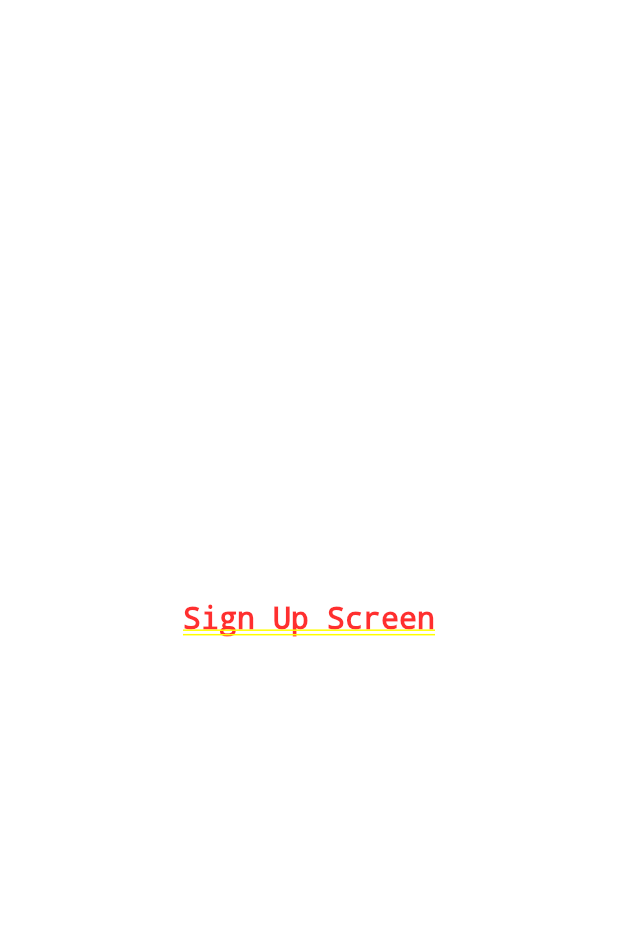
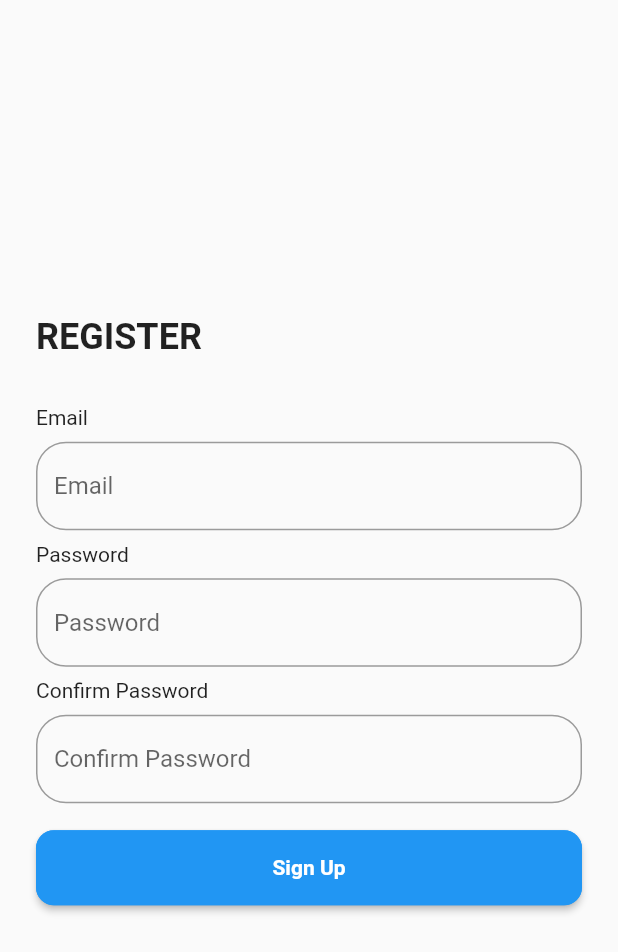
Before and after one commit to elsayedz/GithubMobileAppTrack, a Flutter app: the screen it shows after launch, after a tap on "Sign Up", on a phone screen of 412 x 824 dp. Shown: the top 952 px of the screen. Run offline on Flutter 3.47's test engine with Material 2 defaults, Android fonts, the phone set to English and light mode, and no system bars; our stand-ins replace firebase_auth, firebase_core, google_sign_in; accounts and stored records are empty; network calls fail.

Commit message:
Added SignUp & Validation & SignInWithGoogle

```diff
--- a/analysis_options.yaml
+++ b/analysis_options.yaml
@@ -22,6 +22,7 @@ linter:
   # `// ignore_for_file: name_of_lint` syntax on the line or in the file
   # producing the lint.
   rules:
+    prefer_const_constructors: false
     # avoid_print: false  # Uncomment to disable the `avoid_print` rule
     # prefer_single_quotes: true  # Uncomment to enable the `prefer_single_quotes` rule
 
--- a/lib/main.dart
+++ b/lib/main.dart
@@ -1,9 +1,11 @@
-// @dart=2.9
 import 'package:firebase_core/firebase_core.dart';
 import 'package:firebase_auth/firebase_auth.dart';
 import 'package:flutter/material.dart';
+import 'package:github_mobile_app/screens/home_screen.dart';
 import 'package:github_mobile_app/screens/signup_screen.dart';
+import 'package:github_mobile_app/utils/auth_handler.dart';
 import 'package:github_mobile_app/widgets/big_button.dart';
+import 'screens/home_screen.dart';
 
 void main() async {
   WidgetsFlutterBinding.ensureInitialized();
@@ -21,20 +23,21 @@ class MyApp extends StatelessWidget {
       theme: ThemeData(
         primarySwatch: Colors.blue,
       ),
-      home: MyHomePage(),
+      home: StartScreen(),
       routes: {
         SignUpScreen.screenName: (context) => SignUpScreen(),
+        HomeScreen.screenName: (context) => HomeScreen(),
       },
     );
   }
 }
 
-class MyHomePage extends StatefulWidget {
+class StartScreen extends StatefulWidget {
   @override
-  State<MyHomePage> createState() => _MyHomePageState();
+  State<StartScreen> createState() => _StartScreenState();
 }
 
-class _MyHomePageState extends State<MyHomePage> {
+class _StartScreenState extends State<StartScreen> {
   FirebaseAuth auth = FirebaseAuth.instance;
   @override
   Widget build(BuildContext context) {
@@ -54,17 +57,27 @@ class _MyHomePageState extends State<MyHomePage> {
               },
             ),
             BigButton(
-              title: 'SIGN IN WITH FACEBOOK',
+              title: 'Sign in with Google',
               textColor: Colors.white,
               colour: Colors.blue.shade800,
-              onPressed: () {
+              onPressed: () async {
                 print('Hello');
+                User? user = await AuthHandler.signInWithGoogle();
+                if (user != null) {
+                  Navigator.pushReplacementNamed(
+                      context, HomeScreen.screenName);
+                }
               },
+            ),
+            BigButton(
+              title: 'Tutorial Screens',
+              textColor: Colors.white,
+              colour: Colors.blue.shade800,
+              onPressed: () async {},
             ),
           ],
         ),
       ),
     );
-    // Here we take the value from the MyHomePage object that was created by
   }
 }
--- a/lib/screens/signup_screen.dart
+++ b/lib/screens/signup_screen.dart
@@ -1,4 +1,7 @@
 import 'package:flutter/material.dart';
+import 'package:github_mobile_app/widgets/big_button.dart';
+import '../utils/auth_handler.dart';
+import '../utils/user_input_validator.dart';
 
 class SignUpScreen extends StatefulWidget {
   static const String screenName = "signup_screen";
@@ -7,13 +10,114 @@ class SignUpScreen extends StatefulWidget {
 }
 
 class _SignUpScreenState extends State<SignUpScreen> {
+  TextEditingController userEmailController = TextEditingController();
+  TextEditingController userPasswordController = TextEditingController();
+  TextEditingController userConfirmPasswordController = TextEditingController();
+  final _formKey = GlobalKey<FormState>();
+
   @override
   Widget build(BuildContext context) {
-    return Container(
-      child: Center(
-        child: Text(
-          "Sign Up Screen",
-          style: TextStyle(fontSize: 20),
+    return Scaffold(
+      body: Padding(
+        padding: const EdgeInsets.symmetric(horizontal: 24.0),
+        child: Column(
+          mainAxisAlignment: MainAxisAlignment.center,
+          crossAxisAlignment: CrossAxisAlignment.start,
+          children: [
+            Padding(
+              padding: const EdgeInsets.only(bottom: 32.0),
+              child: Text(
+                "REGISTER",
+                style: TextStyle(
+                  fontSize: 24.0,
+                  fontWeight: FontWeight.bold,
+                ),
+              ),
+            ),
+            Form(
+              key: _formKey,
+              child: Column(
+                mainAxisAlignment: MainAxisAlignment.center,
+                crossAxisAlignment: CrossAxisAlignment.start,
+                children: [
+                  Text("Email"),
+                  Padding(
+                    padding: const EdgeInsets.symmetric(vertical: 8.0),
+                    child: TextFormField(
+                      controller: userEmailController,
+                      validator: (val) => Validator.validateEmail(email: val),
+                      decoration: InputDecoration(
+                        hintText: "Email",
+                        border: OutlineInputBorder(
+                          borderRadius: BorderRadius.circular(20.0),
+                        ),
+                      ),
+                    ),
+                  ),
+                  Text("Password"),
+                  Padding(
+                    padding: const EdgeInsets.symmetric(vertical: 8.0),
+                    child: TextFormField(
+                      controller: userPasswordController,
+                      obscureText: true,
+                      validator: (val) =>
+                          Validator.validatePassword(password: val),
+                      decoration: InputDecoration(
+                        hintText: "Password",
+                        border: OutlineInputBorder(
+                          borderRadius: BorderRadius.circular(20.0),
+                        ),
+                      ),
+                    ),
+                  ),
+                  Text("Confirm Password"),
+                  Padding(
+                    padding: const EdgeInsets.symmetric(vertical: 8.0),
+                    child: TextFormField(
+                      controller: userConfirmPasswordController,
+                      validator: (val) => Validator.validateConfirmPass(
+                          password: userPasswordController.text,
+                          confirmPassword: val),
+                      obscureText: true,
+                      decoration: InputDecoration(
+                        hintText: "Confirm Password",
+                        border: OutlineInputBorder(
+                          borderRadius: BorderRadius.circular(20.0),
+                        ),
+                      ),
+                    ),
+                  ),
+                  BigButton(
+                    paddingHorizontal: 0.0,
+                    onPressed: () async {
+                      if (_formKey.currentState!.validate()) {
+                        print("VALIDDDDD");
+                        showDialog(
+                            barrierDismissible: false,
+                            context: context,
+                            builder: (context) {
+                              return Center(
+                                child: CircularProgressIndicator(),
+                              );
+                            });
+
+                        bool didCreateAccount = await AuthHandler.createAccount(
+                            email: userEmailController.text,
+                            pass: userPasswordController.text);
+                        if (didCreateAccount) {
+                          Navigator.pushReplacementNamed(context, "/");
+                        } else {
+                          // TODO: Add show dialog box to show error
+                          Navigator.pop(context);
+                        }
+                      }
+                    },
+                    title: 'Sign Up',
+                  )
+                ],
+              ),
+            ),
+          ],
         ),
       ),
     );
--- a/lib/utils/auth_handler.dart
+++ b/lib/utils/auth_handler.dart
@@ -0,0 +1,47 @@
+import 'package:firebase_auth/firebase_auth.dart';
+import 'package:google_sign_in/google_sign_in.dart';
+
+class AuthHandler {
+  static Future<bool> createAccount(
+      {required String email, required String pass}) async {
+    try {
+      UserCredential userCredential = await FirebaseAuth.instance
+          .createUserWithEmailAndPassword(email: email, password: pass);
+
+      return Future.value(true);
+    } on FirebaseAuthException catch (e) {
+      if (e.code == 'weak-password') {
+        print('The password provided is too weak.');
+      } else if (e.code == 'email-already-in-use') {
+        print('The account already exists for that email.');
+      }
+      return Future.value(false);
+    }
+  }
+
+  static Future<User?> signInWithGoogle() async {
+    User? user;
+    // Trigger the authentication flow
+    final GoogleSignInAccount? googleUser = await GoogleSignIn().signIn();
+
+    // Obtain the auth details from the request
+    final GoogleSignInAuthentication? googleAuth =
+        await googleUser?.authentication;
+
+    // Create a new credential
+    final credential = GoogleAuthProvider.credential(
+      accessToken: googleAuth?.accessToken,
+      idToken: googleAuth?.idToken,
+    );
+
+    try {
+      final UserCredential userCred =
+          await FirebaseAuth.instance.signInWithCredential(credential);
+      user = userCred.user;
+    } catch (e) {
+      print("Google sign in error: $e");
+    }
+
+    return user;
+  }
+}
--- /dev/null
+++ b/lib/utils/user_input_validator.dart
@@ -0,0 +1,60 @@
+class Validator {
+  static String? validateName({required String? name}) {
+    if (name == null) {
+      return null;
+    }
+
+    if (name.isEmpty) {
+      return 'Name can\'t be empty';
+    }
+
+    return null;
+  }
+
+  static String? validateEmail({required String? email}) {
+    if (email == null) {
+      return null;
+    }
+
+    RegExp emailRegExp = RegExp(
+        r"^[a-zA-Z0-9.!#$%&'*+/=?^_`{|}~-]+@[a-zA-Z0-9](?:[a-zA-Z0-9-]{0,253}[a-zA-Z0-9])?(?:\.[a-zA-Z0-9](?:[a-zA-Z0-9-]{0,253}[a-zA-Z0-9])?)*$");
+
+    if (email.isEmpty) {
+      return 'Email can\'t be empty';
+    } else if (!emailRegExp.hasMatch(email)) {
+      return 'Enter a correct email';
+    }
+
+    return null;
+  }
+
+  static String? validatePassword({required String? password}) {
+    if (password == null) {
+      return null;
+    }
+
+    if (password.isEmpty) {
+      return 'Password can\'t be empty';
+    } else if (password.length < 6) {
+      return 'Enter a password with length at least 6';
+    }
+
+    return null;
+  }
+
+  static String? validateConfirmPass(
+      {required String? password, required String? confirmPassword}) {
+    if (password == null && confirmPassword != null) {
+      return "Enter Confirm Password";
+    }
+    if (password != null && confirmPassword == null) {
+      return "Enter A password";
+    }
+
+    if (password != confirmPassword) {
+      return "Confirm password doesn't match";
+    }
+
+    return null;
+  }
+}
--- a/lib/widgets/big_button.dart
+++ b/lib/widgets/big_button.dart
@@ -7,19 +7,23 @@ class BigButton extends StatelessWidget {
   final VoidCallback onPressed;
   final Color borderColor;
   final FontWeight fontWeight;
-
+  final double paddingVertival;
+  final double paddingHorizontal;
   BigButton(
       {required this.title,
       this.textColor = Colors.black,
       this.colour = Colors.blue,
       this.borderColor = Colors.blue,
       this.fontWeight = FontWeight.bold,
+      this.paddingHorizontal = 20.0,
+      this.paddingVertival = 10.0,
       required this.onPressed});
 
   @override
   Widget build(BuildContext context) {
     return Padding(
-      padding: const EdgeInsets.symmetric(vertical: 10.0, horizontal: 20),
+      padding: EdgeInsets.symmetric(
+          vertical: paddingVertival, horizontal: paddingHorizontal),
       child: ElevatedButton(
         style: ElevatedButton.styleFrom(
           primary: colour,
@@ -28,7 +32,7 @@ class BigButton extends StatelessWidget {
             borderRadius: BorderRadius.circular(12.0),
           ),
           side: BorderSide(
-            color: borderColor ?? colour,
+            color: borderColor,
           ),
         ),
         onPressed: onPressed,
--- a/pubspec.yaml
+++ b/pubspec.yaml
@@ -32,6 +32,7 @@ dependencies:
   firebase_core: ^1.12.0
   firebase_auth: ^3.3.7
   cloud_firestore: ^3.1.8
+  google_sign_in: ^5.2.4
 
   # The following adds the Cupertino Icons font to your application.
   # Use with the CupertinoIcons class for iOS style icons.
```
Also changed, not shown: lib/screens/home_screen.dart (added, +19 -0 lines), pubspec.lock, 5 other files.
